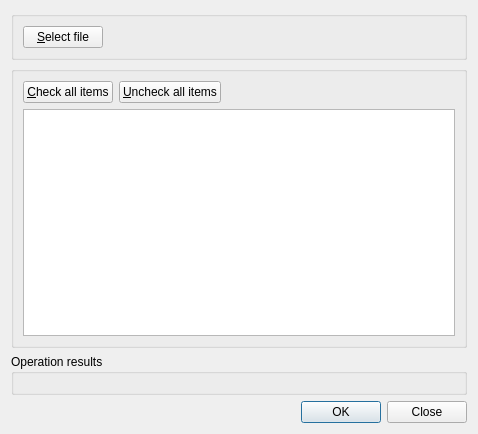
This is src/services/standard/gui/formstandardimportexport.ui in martinrotter/rssguard as Qt 5 draws it before an edit. The edited form follows.
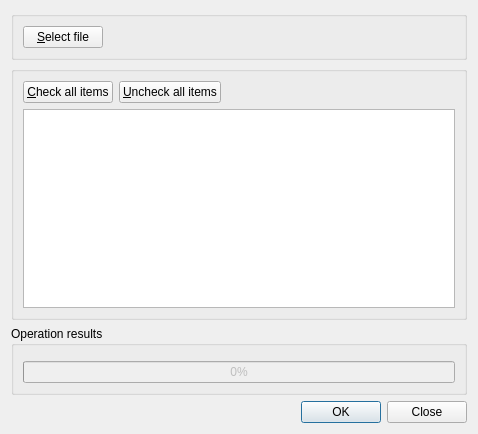
This is the edited form. Custom widgets are drawn as their Qt base class.

```diff
--- a/src/services/standard/gui/formstandardimportexport.ui
+++ b/src/services/standard/gui/formstandardimportexport.ui
@@ -114,6 +114,16 @@
         </property>
        </widget>
       </item>
+      <item row="1" column="0" colspan="2">
+       <widget class="QProgressBar" name="m_progressBar">
+        <property name="enabled">
+         <bool>false</bool>
+        </property>
+        <property name="value">
+         <number>0</number>
+        </property>
+       </widget>
+      </item>
      </layout>
     </widget>
    </item>
```
